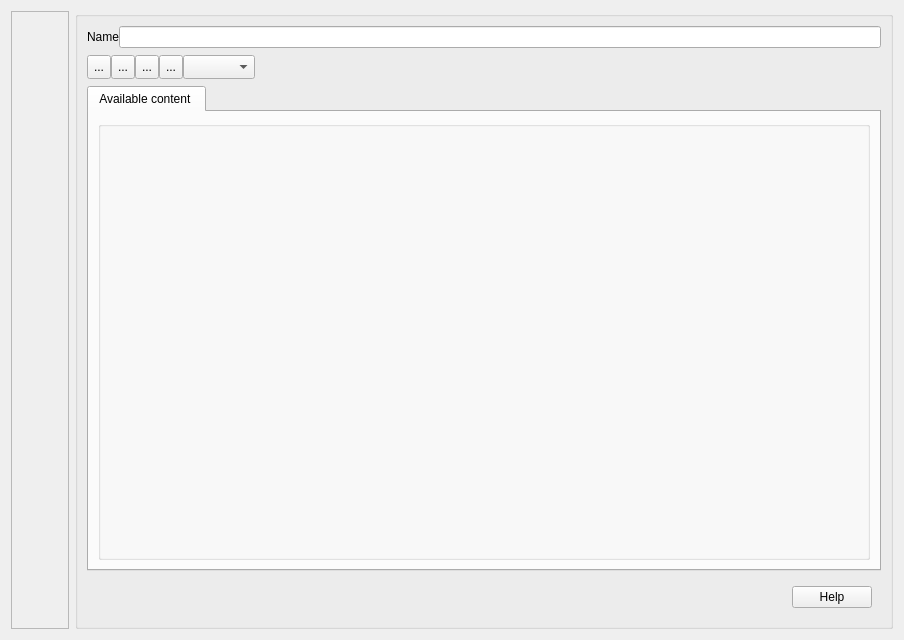
Above: DiagramForm.ui from fritzone/ddm before the change. Below: the same form after it.
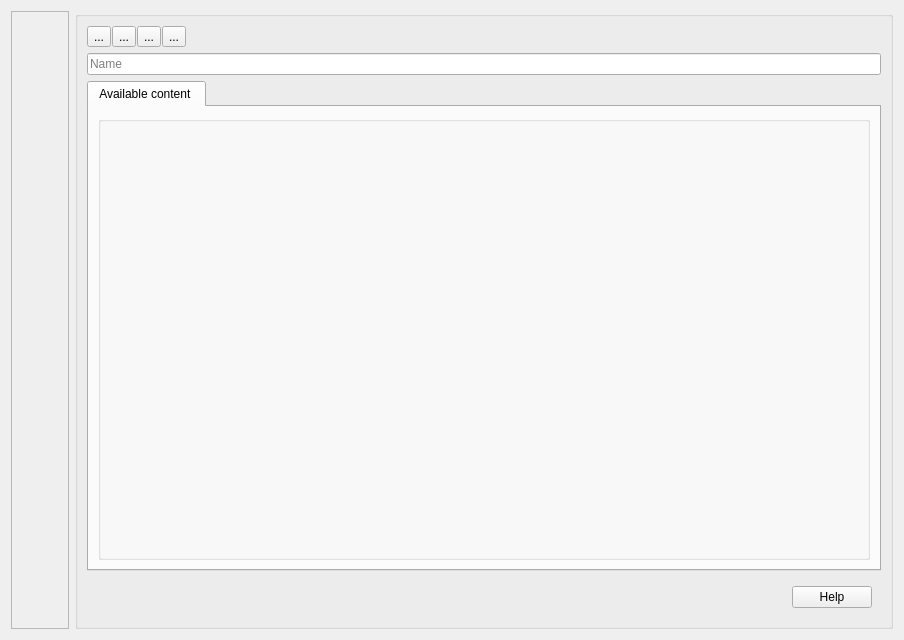
That is the form after the change. Icons and pictures are not drawn.

The edit to the form file:
```diff
--- a/DiagramForm.ui
+++ b/DiagramForm.ui
@@ -103,68 +103,16 @@
      </property>
      <layout class="QVBoxLayout" name="verticalLayout">
       <item>
-       <layout class="QHBoxLayout" name="horizontalLayout_4">
+       <layout class="QHBoxLayout" name="horizontalLayout_5">
         <property name="spacing">
-         <number>0</number>
-        </property>
-        <item>
-         <widget class="QLabel" name="label">
-          <property name="text">
-           <string>Name</string>
-          </property>
-         </widget>
-        </item>
-        <item>
-         <widget class="QLineEdit" name="txtDiagramName">
-          <property name="maximumSize">
-           <size>
-            <width>16777215</width>
-            <height>24</height>
-           </size>
-          </property>
-         </widget>
-        </item>
-       </layout>
-      </item>
-      <item>
-       <widget class="QFrame" name="frame_2">
-        <property name="sizePolicy">
-         <sizepolicy hsizetype="Preferred" vsizetype="Fixed">
-          <horstretch>0</horstretch>
-          <verstretch>0</verstretch>
-         </sizepolicy>
-        </property>
-        <property name="minimumSize">
-         <size>
-          <width>0</width>
-          <height>26</height>
-         </size>
-        </property>
-        <property name="maximumSize">
-         <size>
-          <width>16777215</width>
-          <height>36</height>
-         </size>
-        </property>
-        <widget class="QWidget" name="horizontalLayoutWidget">
-         <property name="geometry">
-          <rect>
-           <x>0</x>
-           <y>0</y>
-           <width>541</width>
-           <height>27</height>
-          </rect>
-         </property>
-         <layout class="QHBoxLayout" name="horizontalLayout_2">
-          <property name="spacing">
-           <number>0</number>
+         <number>1</number>
           </property>
           <item>
            <widget class="QToolButton" name="btnSaveToImageFile">
             <property name="maximumSize">
              <size>
-              <width>24</width>
-              <height>24</height>
+            <width>32</width>
+            <height>32</height>
              </size>
             </property>
             <property name="toolTip">
@@ -186,8 +134,8 @@
            <widget class="QToolButton" name="btnPrint">
             <property name="maximumSize">
              <size>
-              <width>24</width>
-              <height>24</height>
+            <width>32</width>
+            <height>32</height>
              </size>
             </property>
             <property name="toolTip">
@@ -205,35 +153,12 @@
             </property>
            </widget>
           </item>
-          <item>
-           <widget class="QToolButton" name="btnZoomOut">
-            <property name="maximumSize">
-             <size>
-              <width>24</width>
-              <height>24</height>
-             </size>
-            </property>
-            <property name="toolTip">
-             <string>Zoom out</string>
-            </property>
-            <property name="statusTip">
-             <string>Zoom out</string>
-            </property>
-            <property name="text">
-             <string>...</string>
-            </property>
-            <property name="icon">
-             <iconset resource="dbm.qrc">
-              <normaloff>:/images/actions/images/small/zoom_out.png</normaloff>:/images/actions/images/small/zoom_out.png</iconset>
-            </property>
-           </widget>
-          </item>
           <item>
            <widget class="QToolButton" name="btnZoomIn">
             <property name="maximumSize">
              <size>
-              <width>24</width>
-              <height>24</height>
+            <width>32</width>
+            <height>32</height>
              </size>
             </property>
             <property name="toolTip">
@@ -252,13 +177,26 @@
            </widget>
           </item>
           <item>
-           <widget class="QComboBox" name="cmbDgramNotation">
+         <widget class="QToolButton" name="btnZoomOut">
             <property name="maximumSize">
              <size>
-              <width>16777215</width>
-              <height>24</height>
-             </size>
-            </property>
+            <width>32</width>
+            <height>32</height>
+           </size>
+          </property>
+          <property name="toolTip">
+           <string>Zoom out</string>
+          </property>
+          <property name="statusTip">
+           <string>Zoom out</string>
+          </property>
+          <property name="text">
+           <string>...</string>
+          </property>
+          <property name="icon">
+           <iconset resource="dbm.qrc">
+            <normaloff>:/images/actions/images/small/zoom_out.png</normaloff>:/images/actions/images/small/zoom_out.png</iconset>
+          </property>
            </widget>
           </item>
           <item>
@@ -275,8 +213,26 @@
            </spacer>
           </item>
          </layout>
-        </widget>
-       </widget>
+      </item>
+      <item>
+       <layout class="QHBoxLayout" name="horizontalLayout_4">
+        <property name="spacing">
+         <number>0</number>
+        </property>
+        <item>
+         <widget class="QLineEdit" name="txtDiagramName">
+          <property name="maximumSize">
+           <size>
+            <width>16777215</width>
+            <height>24</height>
+           </size>
+          </property>
+          <property name="placeholderText">
+           <string>Name</string>
+          </property>
+         </widget>
+        </item>
+       </layout>
       </item>
       <item>
        <layout class="QHBoxLayout" name="horizontalLayout">
```
Lines whose indentation alone changed are shown as unchanged.
